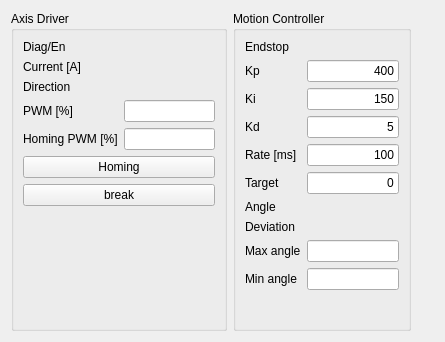
This is ui/StateWidget.ui in ivantaran/myrotator-gui as Qt 5 draws it before an edit. The edited form follows.
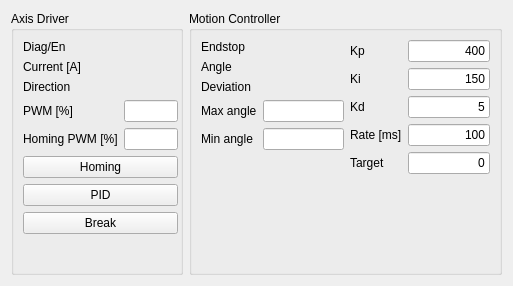
This is the edited form.

The edit to the form file:
```diff
--- a/ui/StateWidget.ui
+++ b/ui/StateWidget.ui
@@ -6,20 +6,23 @@
    <rect>
     <x>0</x>
     <y>0</y>
-    <width>445</width>
-    <height>342</height>
+    <width>513</width>
+    <height>286</height>
    </rect>
   </property>
   <property name="windowTitle">
    <string>Form</string>
   </property>
-  <layout class="QHBoxLayout" name="horizontalLayout">
+  <layout class="QHBoxLayout" name="horizontalLayout_2">
    <item>
     <widget class="QGroupBox" name="groupBox_2">
      <property name="title">
       <string>Axis Driver</string>
      </property>
      <layout class="QFormLayout" name="formLayout">
+      <property name="rightMargin">
+       <number>2</number>
+      </property>
       <item row="0" column="0">
        <widget class="QLabel" name="labelDiag">
         <property name="text">
@@ -88,13 +91,6 @@
         </property>
        </widget>
       </item>
-      <item row="6" column="0" colspan="2">
-       <widget class="QPushButton" name="buttonMotionBrake">
-        <property name="text">
-         <string>break</string>
-        </property>
-       </widget>
-      </item>
       <item row="4" column="0">
        <widget class="QLabel" name="labelHomingPwm">
         <property name="text">
@@ -122,6 +118,20 @@
         </property>
        </widget>
       </item>
+      <item row="7" column="0" colspan="2">
+       <widget class="QPushButton" name="buttonMotionBrake">
+        <property name="text">
+         <string>Break</string>
+        </property>
+       </widget>
+      </item>
+      <item row="6" column="0" colspan="2">
+       <widget class="QPushButton" name="buttonPid">
+        <property name="text">
+         <string>PID</string>
+        </property>
+       </widget>
+      </item>
      </layout>
     </widget>
    </item>
@@ -130,7 +140,9 @@
      <property name="title">
       <string>Motion Controller</string>
      </property>
-     <layout class="QFormLayout" name="formLayout_2">
+     <layout class="QHBoxLayout" name="horizontalLayout">
+      <item>
+       <layout class="QFormLayout" name="formLayout_3">
       <item row="0" column="0">
        <widget class="QLabel" name="labelEndstop">
         <property name="text">
@@ -146,119 +158,41 @@
        </widget>
       </item>
       <item row="1" column="0">
-       <widget class="QLabel" name="labelKp">
-        <property name="text">
-         <string>Kp</string>
-        </property>
-       </widget>
-      </item>
-      <item row="1" column="1">
-       <widget class="QLineEdit" name="leKp">
-        <property name="sizePolicy">
-         <sizepolicy hsizetype="Preferred" vsizetype="Preferred">
-          <horstretch>0</horstretch>
-          <verstretch>0</verstretch>
-         </sizepolicy>
-        </property>
-        <property name="text">
-         <string>400</string>
-        </property>
-        <property name="maxLength">
-         <number>8</number>
-        </property>
-        <property name="alignment">
-         <set>Qt::AlignRight|Qt::AlignTrailing|Qt::AlignVCenter</set>
-        </property>
-       </widget>
-      </item>
-      <item row="2" column="0">
-       <widget class="QLabel" name="labelKi">
-        <property name="text">
-         <string>Ki</string>
-        </property>
-       </widget>
-      </item>
-      <item row="2" column="1">
-       <widget class="QLineEdit" name="leKi">
-        <property name="sizePolicy">
-         <sizepolicy hsizetype="Preferred" vsizetype="Preferred">
-          <horstretch>0</horstretch>
-          <verstretch>0</verstretch>
-         </sizepolicy>
-        </property>
-        <property name="text">
-         <string>150</string>
-        </property>
-        <property name="maxLength">
-         <number>8</number>
-        </property>
-        <property name="alignment">
-         <set>Qt::AlignRight|Qt::AlignTrailing|Qt::AlignVCenter</set>
-        </property>
-       </widget>
-      </item>
-      <item row="5" column="0">
-       <widget class="QLabel" name="labelTarget">
-        <property name="text">
-         <string>Target</string>
-        </property>
-       </widget>
-      </item>
-      <item row="5" column="1">
-       <widget class="QLineEdit" name="leTarget">
-        <property name="sizePolicy">
-         <sizepolicy hsizetype="Preferred" vsizetype="Preferred">
-          <horstretch>0</horstretch>
-          <verstretch>0</verstretch>
-         </sizepolicy>
-        </property>
-        <property name="text">
-         <string>0</string>
-        </property>
-        <property name="maxLength">
-         <number>8</number>
-        </property>
-        <property name="alignment">
-         <set>Qt::AlignRight|Qt::AlignTrailing|Qt::AlignVCenter</set>
-        </property>
-       </widget>
-      </item>
-      <item row="6" column="0">
        <widget class="QLabel" name="labelAngle">
         <property name="text">
          <string>Angle</string>
         </property>
        </widget>
       </item>
-      <item row="6" column="1">
+        <item row="1" column="1">
        <widget class="QLabel" name="labelAngleValue">
         <property name="text">
          <string/>
         </property>
        </widget>
       </item>
-      <item row="7" column="0">
+        <item row="2" column="0">
        <widget class="QLabel" name="labelDeviation">
         <property name="text">
          <string>Deviation</string>
         </property>
        </widget>
       </item>
-      <item row="7" column="1">
+        <item row="2" column="1">
        <widget class="QLabel" name="labelDeviationValue">
         <property name="text">
          <string/>
         </property>
        </widget>
       </item>
-      <item row="8" column="0">
+        <item row="3" column="0">
        <widget class="QLabel" name="labelAngleMax">
         <property name="text">
          <string>Max angle</string>
         </property>
        </widget>
       </item>
-      <item row="8" column="1">
+        <item row="3" column="1">
        <widget class="QLineEdit" name="leAngleMax">
         <property name="sizePolicy">
          <sizepolicy hsizetype="Preferred" vsizetype="Preferred">
@@ -277,14 +211,14 @@
         </property>
        </widget>
       </item>
-      <item row="9" column="0">
+        <item row="4" column="0">
        <widget class="QLabel" name="labelAngleMin">
         <property name="text">
          <string>Min angle</string>
         </property>
        </widget>
       </item>
-      <item row="9" column="1">
+        <item row="4" column="1">
        <widget class="QLineEdit" name="leAngleMin">
         <property name="sizePolicy">
          <sizepolicy hsizetype="Preferred" vsizetype="Preferred">
@@ -303,14 +237,70 @@
         </property>
        </widget>
       </item>
-      <item row="3" column="0">
+       </layout>
+      </item>
+      <item>
+       <layout class="QFormLayout" name="formLayout_2">
+        <item row="0" column="0">
+         <widget class="QLabel" name="labelKp">
+          <property name="text">
+           <string>Kp</string>
+          </property>
+         </widget>
+        </item>
+        <item row="0" column="1">
+         <widget class="QLineEdit" name="leKp">
+          <property name="sizePolicy">
+           <sizepolicy hsizetype="Preferred" vsizetype="Preferred">
+            <horstretch>0</horstretch>
+            <verstretch>0</verstretch>
+           </sizepolicy>
+          </property>
+          <property name="text">
+           <string>400</string>
+          </property>
+          <property name="maxLength">
+           <number>8</number>
+          </property>
+          <property name="alignment">
+           <set>Qt::AlignRight|Qt::AlignTrailing|Qt::AlignVCenter</set>
+          </property>
+         </widget>
+        </item>
+        <item row="1" column="0">
+         <widget class="QLabel" name="labelKi">
+          <property name="text">
+           <string>Ki</string>
+          </property>
+         </widget>
+        </item>
+        <item row="1" column="1">
+         <widget class="QLineEdit" name="leKi">
+          <property name="sizePolicy">
+           <sizepolicy hsizetype="Preferred" vsizetype="Preferred">
+            <horstretch>0</horstretch>
+            <verstretch>0</verstretch>
+           </sizepolicy>
+          </property>
+          <property name="text">
+           <string>150</string>
+          </property>
+          <property name="maxLength">
+           <number>8</number>
+          </property>
+          <property name="alignment">
+           <set>Qt::AlignRight|Qt::AlignTrailing|Qt::AlignVCenter</set>
+          </property>
+         </widget>
+        </item>
+        <item row="2" column="0">
        <widget class="QLabel" name="labelKd">
         <property name="text">
          <string>Kd</string>
         </property>
        </widget>
       </item>
-      <item row="3" column="1">
+        <item row="2" column="1">
        <widget class="QLineEdit" name="leKd">
         <property name="sizePolicy">
          <sizepolicy hsizetype="Preferred" vsizetype="Preferred">
@@ -329,14 +319,14 @@
         </property>
        </widget>
       </item>
-      <item row="4" column="0">
+        <item row="3" column="0">
        <widget class="QLabel" name="labelRateMs">
         <property name="text">
          <string>Rate [ms]</string>
         </property>
        </widget>
       </item>
-      <item row="4" column="1">
+        <item row="3" column="1">
        <widget class="QLineEdit" name="leRateMs">
         <property name="sizePolicy">
          <sizepolicy hsizetype="Preferred" vsizetype="Preferred">
@@ -355,21 +345,36 @@
         </property>
        </widget>
       </item>
-     </layout>
-    </widget>
-   </item>
-   <item>
-    <spacer name="horizontalSpacer">
-     <property name="orientation">
-      <enum>Qt::Horizontal</enum>
-     </property>
-     <property name="sizeHint" stdset="0">
-      <size>
-       <width>40</width>
-       <height>20</height>
-      </size>
-     </property>
-    </spacer>
+        <item row="4" column="0">
+         <widget class="QLabel" name="labelTarget">
+          <property name="text">
+           <string>Target</string>
+          </property>
+         </widget>
+        </item>
+        <item row="4" column="1">
+         <widget class="QLineEdit" name="leTarget">
+          <property name="sizePolicy">
+           <sizepolicy hsizetype="Preferred" vsizetype="Preferred">
+            <horstretch>0</horstretch>
+            <verstretch>0</verstretch>
+           </sizepolicy>
+          </property>
+          <property name="text">
+           <string>0</string>
+          </property>
+          <property name="maxLength">
+           <number>8</number>
+          </property>
+          <property name="alignment">
+           <set>Qt::AlignRight|Qt::AlignTrailing|Qt::AlignVCenter</set>
+          </property>
+         </widget>
+        </item>
+       </layout>
+      </item>
+     </layout>
+    </widget>
    </item>
   </layout>
  </widget>
```
Left out of the diff: 2 changed lines with no effect on the pictures. Lines whose indentation alone changed are shown as unchanged.
